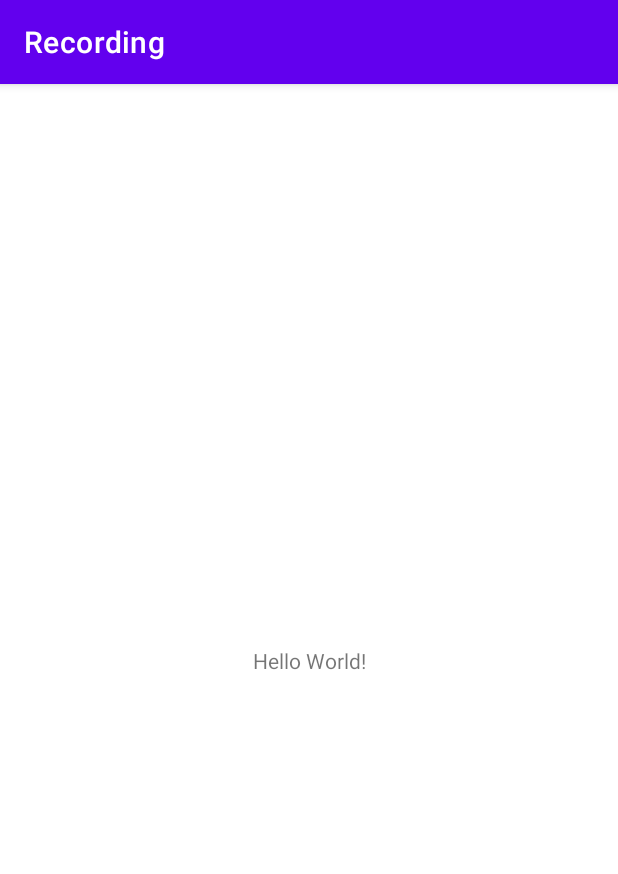
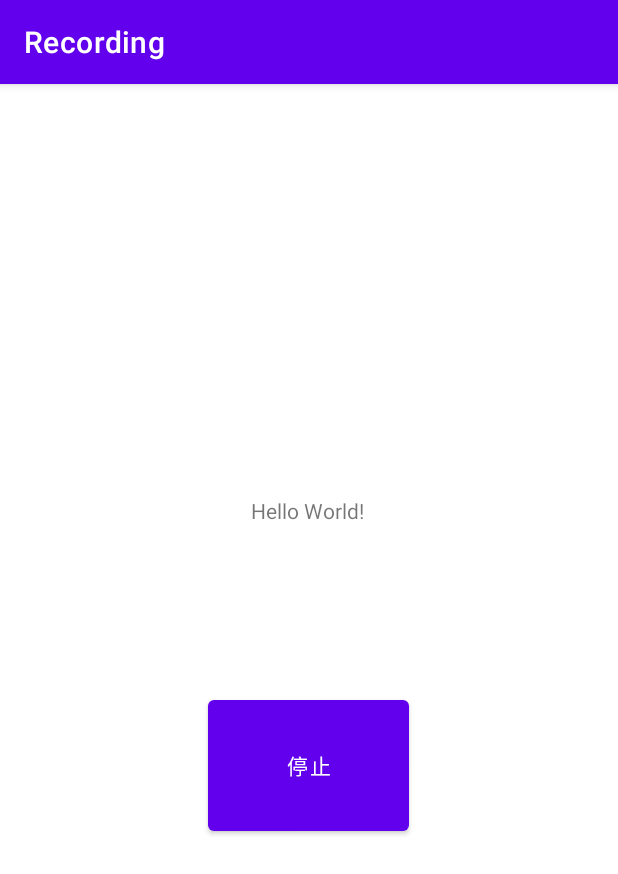
Before and after one commit to Tsingv/Recording, an Android app: the screen it shows after launch (MainActivity), on a phone screen of 412 x 824 dp. Shown: the top 874 px of the screen. Run offline under Robolectric (Android 15) with nearby library versions, the phone set to English and light mode, and no system bars.

```diff
--- a/app/src/main/java/com/example/recording/MainActivity.java
+++ b/app/src/main/java/com/example/recording/MainActivity.java
@@ -23,8 +23,12 @@ import android.media.projection.MediaProjection;
 import android.media.projection.MediaProjectionManager;
 import android.os.Bundle;
 import android.os.IBinder;
+import android.util.DisplayMetrics;
 import android.util.Log;
 import android.view.Surface;
+import android.view.View;
+import android.view.WindowManager;
+import android.widget.Button;
 
 import java.io.IOException;
 import java.nio.ByteBuffer;
@@ -33,16 +37,23 @@ import java.util.Timer;
 import java.util.TimerTask;
 import java.util.concurrent.atomic.AtomicBoolean;
 
-public class MainActivity extends AppCompatActivity {
+public class MainActivity<button> extends AppCompatActivity {
 
     private static final String TAG = "MANMAN";
     String[] permissions = new String[]{Manifest.permission.RECORD_AUDIO, Manifest.permission.READ_EXTERNAL_STORAGE, Manifest.permission.WRITE_EXTERNAL_STORAGE, Manifest.permission.FOREGROUND_SERVICE, Manifest.permission.CAMERA};
     boolean mPassPermissions = true;
     private ScreenRecordService srecorder;
     private ScreenRecordService.Binder binder = null;
+    private ScreenRecordService.SonThread sthread = null;
     private int mResultCode;
     private Intent mData;
     private MediaProjectionManager mMediaProjectionManager;
+
+    private WindowManager mWindowManager;
+    private int mWindowWidth;
+    private int mWindowHeight;
+    private DisplayMetrics displayMetrics;
+    private int mScreenDensity;
 
     private int REQUEST_MEDIA_PROJECTION = 999;
 
@@ -50,10 +61,27 @@ public class MainActivity extends AppCompatActivity {
     protected void onCreate(Bundle savedInstanceState) {
         super.onCreate(savedInstanceState);
         setContentView(R.layout.activity_main);
+
+        Button button = (Button) findViewById(R.id.btn_stop);
+        button.setOnClickListener(new View.OnClickListener() {
+            @Override
+            public void onClick(View v) {
+                Log.e("HELOP", "CLICKED");
+                srecorder.stop();
+            }
+        });
+
         judgePermissions();
         if(!mPassPermissions) {
             ActivityCompat.requestPermissions(this, this.permissions, 99);
         }
+
+        mWindowManager = (WindowManager) getSystemService(Context.WINDOW_SERVICE);
+        mWindowWidth = mWindowManager.getDefaultDisplay().getWidth();
+        mWindowHeight = mWindowManager.getDefaultDisplay().getHeight();
+        displayMetrics = new DisplayMetrics();
+        mWindowManager.getDefaultDisplay().getMetrics(displayMetrics);
+        mScreenDensity = displayMetrics.densityDpi;
 
         mMediaProjectionManager = (MediaProjectionManager) getSystemService(Context.MEDIA_PROJECTION_SERVICE);
         startActivityForResult(mMediaProjectionManager.createScreenCaptureIntent(), REQUEST_MEDIA_PROJECTION);
@@ -64,15 +92,9 @@ public class MainActivity extends AppCompatActivity {
         public void onServiceConnected(ComponentName name, IBinder service) {
             binder = (ScreenRecordService.Binder) service;
             srecorder = binder.getService();
-            binder.setData(mResultCode, mData, mMediaProjectionManager);
+            binder.setData(mResultCode, mData, mMediaProjectionManager, mWindowWidth, mWindowHeight, mScreenDensity);
             srecorder.start();
-            Timer timer = new Timer();
-            timer.schedule(new TimerTask() {
-                @Override
-                public void run() {
-                    srecorder.stop();
-                }
-            }, 5000);
+            Log.e("HERE", "started");
         }
 
         @Override
@@ -90,10 +112,10 @@ public class MainActivity extends AppCompatActivity {
             mData = data;
 //            startForegroundService(intent);
             bindService(intent, conn, BIND_AUTO_CREATE);
+            Log.e("BLOCKED", "You've binded");
         }
         super.onActivityResult(requestCode, resultCode, data);
     }
-
 
 
 //    @Override
--- a/app/src/main/res/layout/activity_main.xml
+++ b/app/src/main/res/layout/activity_main.xml
@@ -7,12 +7,31 @@
     tools:context=".MainActivity">
 
     <TextView
+        android:id="@+id/textView"
         android:layout_width="wrap_content"
         android:layout_height="wrap_content"
         android:text="Hello World!"
         app:layout_constraintBottom_toBottomOf="parent"
+        app:layout_constraintHorizontal_bias="0.498"
         app:layout_constraintLeft_toLeftOf="parent"
         app:layout_constraintRight_toRightOf="parent"
-        app:layout_constraintTop_toTopOf="parent" />
+        app:layout_constraintTop_toTopOf="parent"
+        app:layout_constraintVertical_bias="0.367" />
+
+    <Button
+        android:id="@+id/btn_stop"
+        android:layout_width="134dp"
+        android:layout_height="99dp"
+        android:layout_marginStart="158dp"
+        android:layout_marginTop="43dp"
+        android:layout_marginEnd="160dp"
+        android:layout_marginBottom="264dp"
+        android:text="@string/stopword"
+        app:layout_constraintBottom_toBottomOf="parent"
+        app:layout_constraintEnd_toEndOf="parent"
+        app:layout_constraintHorizontal_bias="0.487"
+        app:layout_constraintStart_toStartOf="parent"
+        app:layout_constraintTop_toBottomOf="@+id/textView"
+        app:layout_constraintVertical_bias="1.0" />
 
 </androidx.constraintlayout.widget.ConstraintLayout>
--- a/app/src/main/res/values/strings.xml
+++ b/app/src/main/res/values/strings.xml
@@ -1,4 +1,5 @@
 <resources>
     <string name="app_name">Recording</string>
     <string name="vip_dialog_title_text">Let\'s do it.</string>
+    <string name="stopword">停止</string>
 </resources>
```
Also changed, not shown: app/src/main/java/com/example/recording/ScreenRecordService.java (+35 -15 lines).
